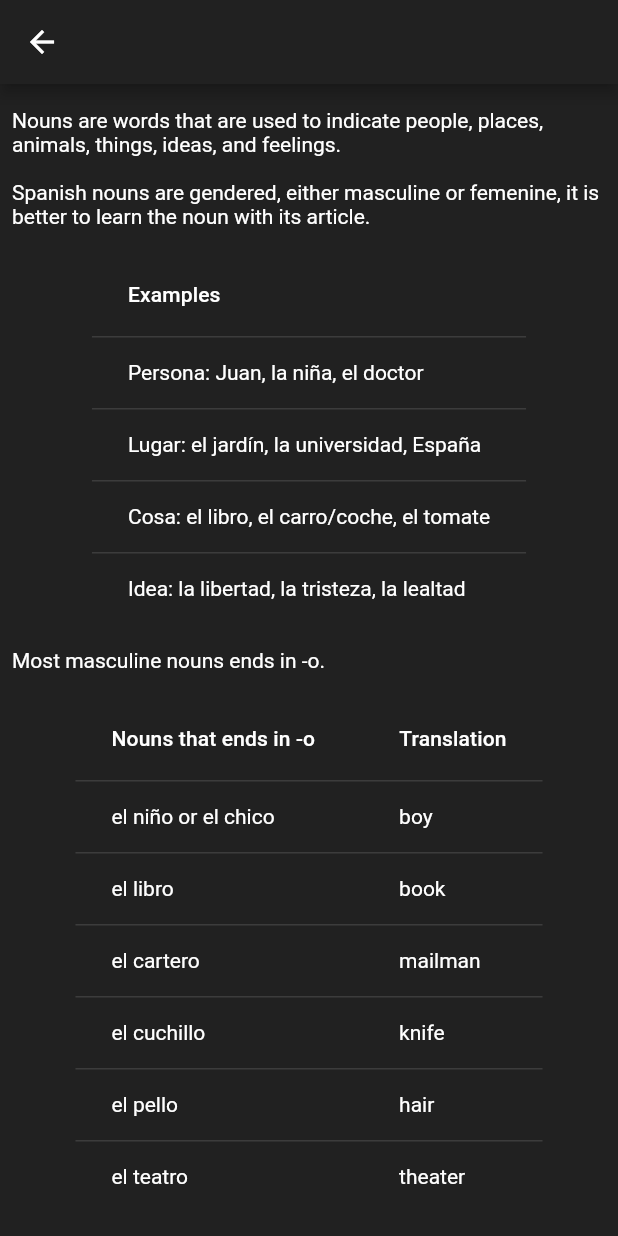
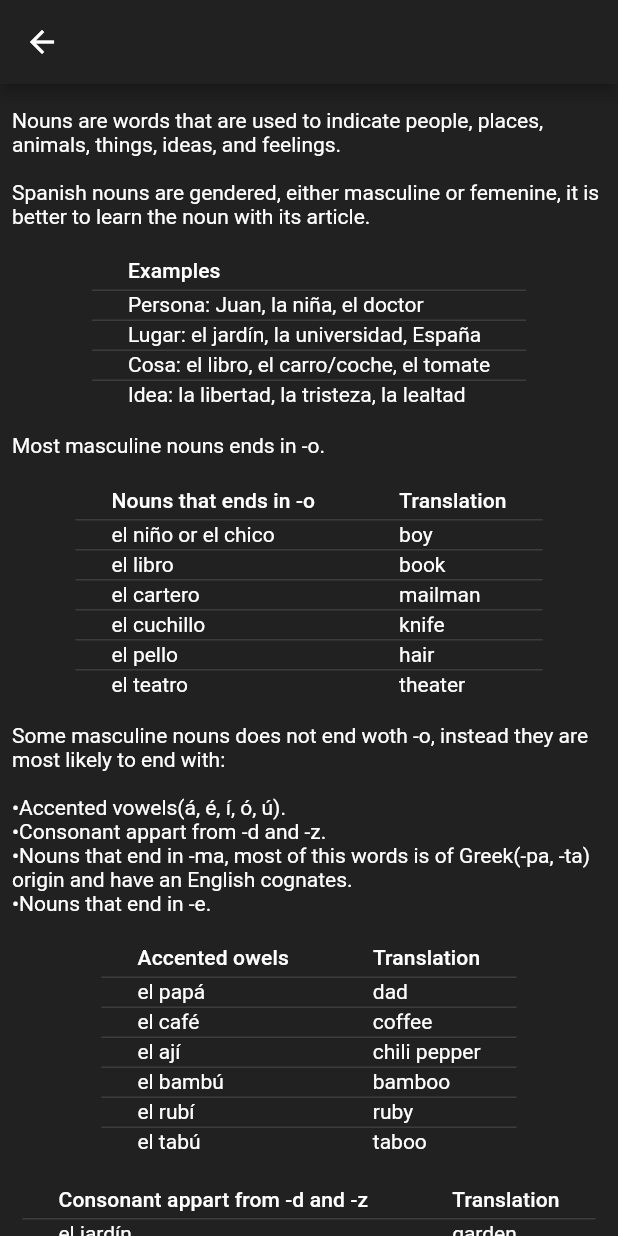
Before and after one commit to Denver0619/language-vocab-app, a Flutter app: the Noun1 screen opened directly with empty values, on a phone screen of 412 x 824 dp. Run offline on Flutter 3.47's test engine with Material 2 defaults, Android fonts, the phone set to English and light mode, and no system bars.

Commit message:
Created a custom DataTable class

```diff
--- a/lib/tabs/grammar/noun/noun1.dart
+++ b/lib/tabs/grammar/noun/noun1.dart
@@ -1,5 +1,6 @@
 import 'package:flutter/material.dart';
 import 'package:flutter/rendering.dart';
+import '../../../theme.dart';
 
 class Noun1 extends StatefulWidget {
   const Noun1({Key? key, required this.title}) : super(key: key);
@@ -439,7 +440,7 @@ class _N1C1State extends State<N1C1> {
           Text(''),
           SingleChildScrollView(
             scrollDirection: Axis.horizontal,
-            child: DataTable(
+            child: CustomDataTable(
               columns: columns1,
               rows: rows1,
             ),
@@ -455,7 +456,7 @@ class _N1C1State extends State<N1C1> {
           Text(''),
           SingleChildScrollView(
             scrollDirection: Axis.horizontal,
-            child: DataTable(
+            child: CustomDataTable(
               columns: columns2,
               rows: rows2,
             ),
@@ -502,7 +503,7 @@ class _N1C1State extends State<N1C1> {
           Text(''),
           SingleChildScrollView(
             scrollDirection: Axis.horizontal,
-            child: DataTable(
+            child: CustomDataTable(
               columns: columns3,
               rows: rows3,
             ),
@@ -510,7 +511,7 @@ class _N1C1State extends State<N1C1> {
           Text(''),
           SingleChildScrollView(
             scrollDirection: Axis.horizontal,
-            child: DataTable(
+            child: CustomDataTable(
               columns: columns4,
               rows: rows4,
             ),
@@ -518,7 +519,7 @@ class _N1C1State extends State<N1C1> {
           Text(''),
           SingleChildScrollView(
             scrollDirection: Axis.horizontal,
-            child: DataTable(
+            child: CustomDataTable(
               columns: columns5,
               rows: rows5,
             ),
@@ -526,7 +527,7 @@ class _N1C1State extends State<N1C1> {
           Text(''),
           SingleChildScrollView(
             scrollDirection: Axis.horizontal,
-            child: DataTable(
+            child: CustomDataTable(
               columns: columns6,
               rows: rows6,
             ),
@@ -566,7 +567,7 @@ class _N1C1State extends State<N1C1> {
           Text(''),
           SingleChildScrollView(
             scrollDirection: Axis.horizontal,
-            child: DataTable(
+            child: CustomDataTable(
               columns: columns7,
               rows: rows7,
             ),
@@ -574,7 +575,7 @@ class _N1C1State extends State<N1C1> {
           Text(''),
           SingleChildScrollView(
             scrollDirection: Axis.horizontal,
-            child: DataTable(
+            child: CustomDataTable(
               columns: columns8,
               rows: rows8,
             ),
@@ -582,7 +583,7 @@ class _N1C1State extends State<N1C1> {
           Text(''),
           SingleChildScrollView(
             scrollDirection: Axis.horizontal,
-            child: DataTable(
+            child: CustomDataTable(
               columns: columns9,
               rows: rows9,
             ),
@@ -599,7 +600,7 @@ class _N1C1State extends State<N1C1> {
           Text(''),
           SingleChildScrollView(
             scrollDirection: Axis.horizontal,
-            child: DataTable(
+            child: CustomDataTable(
               columns: columns10,
               rows: rows10,
             ),
@@ -615,7 +616,7 @@ class _N1C1State extends State<N1C1> {
           Text(''),
           SingleChildScrollView(
             scrollDirection: Axis.horizontal,
-            child: DataTable(
+            child: CustomDataTable(
               columns: columns11,
               rows: rows11,
             ),
@@ -623,7 +624,7 @@ class _N1C1State extends State<N1C1> {
           Text(''),
           SingleChildScrollView(
             scrollDirection: Axis.horizontal,
-            child: DataTable(
+            child: CustomDataTable(
               columns: columns12,
               rows: rows12,
             ),
@@ -639,7 +640,7 @@ class _N1C1State extends State<N1C1> {
           Text(''),
           SingleChildScrollView(
             scrollDirection: Axis.horizontal,
-            child: DataTable(
+            child: CustomDataTable(
               columns: columns13,
               rows: rows13,
             ),
@@ -656,7 +657,7 @@ class _N1C1State extends State<N1C1> {
           Text(''),
           SingleChildScrollView(
             scrollDirection: Axis.horizontal,
-            child: DataTable(
+            child: CustomDataTable(
               columns: columns14,
               rows: rows14,
             ),
@@ -672,7 +673,7 @@ class _N1C1State extends State<N1C1> {
           Text(''),
           SingleChildScrollView(
             scrollDirection: Axis.horizontal,
-            child: DataTable(
+            child: CustomDataTable(
               columns: columns15,
               rows: rows15,
             ),
@@ -710,7 +711,7 @@ class _N1C1State extends State<N1C1> {
           Text(''),
           SingleChildScrollView(
             scrollDirection: Axis.horizontal,
-            child: DataTable(
+            child: CustomDataTable(
               columns: columns16,
               rows: rows16,
             ),
@@ -727,7 +728,7 @@ class _N1C1State extends State<N1C1> {
           Text(''),
           SingleChildScrollView(
             scrollDirection: Axis.horizontal,
-            child: DataTable(
+            child: CustomDataTable(
               columns: columns17,
               rows: rows17,
             ),
@@ -744,7 +745,7 @@ class _N1C1State extends State<N1C1> {
           Text(''),
           SingleChildScrollView(
             scrollDirection: Axis.horizontal,
-            child: DataTable(
+            child: CustomDataTable(
               columns: columns18,
               rows: rows18,
             ),
@@ -760,7 +761,7 @@ class _N1C1State extends State<N1C1> {
           Text(''),
           SingleChildScrollView(
             scrollDirection: Axis.horizontal,
-            child: DataTable(
+            child: CustomDataTable(
               columns: columns19,
               rows: rows19,
             ),
@@ -768,7 +769,7 @@ class _N1C1State extends State<N1C1> {
           Text(''),
           SingleChildScrollView(
             scrollDirection: Axis.horizontal,
-            child: DataTable(
+            child: CustomDataTable(
               columns: columns20,
               rows: rows20,
             ),
@@ -776,7 +777,7 @@ class _N1C1State extends State<N1C1> {
           Text(''),
           SingleChildScrollView(
             scrollDirection: Axis.horizontal,
-            child: DataTable(
+            child: CustomDataTable(
               columns: columns21,
               rows: rows21,
             ),
@@ -784,7 +785,7 @@ class _N1C1State extends State<N1C1> {
           Text(''),
           SingleChildScrollView(
             scrollDirection: Axis.horizontal,
-            child: DataTable(
+            child: CustomDataTable(
               columns: columns22,
               rows: rows22,
             ),
@@ -792,7 +793,7 @@ class _N1C1State extends State<N1C1> {
           Text(''),
           SingleChildScrollView(
             scrollDirection: Axis.horizontal,
-            child: DataTable(
+            child: CustomDataTable(
               columns: columns23,
               rows: rows23,
             ),
@@ -800,7 +801,7 @@ class _N1C1State extends State<N1C1> {
           Text(''),
           SingleChildScrollView(
             scrollDirection: Axis.horizontal,
-            child: DataTable(
+            child: CustomDataTable(
               columns: columns24,
               rows: rows24,
             ),
@@ -808,7 +809,7 @@ class _N1C1State extends State<N1C1> {
           Text(''),
           SingleChildScrollView(
             scrollDirection: Axis.horizontal,
-            child: DataTable(
+            child: CustomDataTable(
               columns: columns25,
               rows: rows25,
             ),
--- a/lib/theme.dart
+++ b/lib/theme.dart
@@ -38,3 +38,29 @@ class ChangeThemeButton extends StatelessWidget {
     );
   }
 }
+
+//Cusom reusable widgets
+class CustomDataTable extends StatefulWidget {
+  const CustomDataTable({Key? key, required this.columns, required this.rows})
+      : super(key: key);
+  final List<DataColumn> columns;
+  final List<DataRow> rows;
+
+  @override
+  CustomDataTableState createState() => CustomDataTableState();
+}
+
+class CustomDataTableState extends State<CustomDataTable> {
+  @override
+  Widget build(BuildContext context) {
+    return DataTableTheme(
+        child: DataTable(
+          columns: widget.columns,
+          rows: widget.rows,
+        ),
+        data: DataTableThemeData(
+          dataRowHeight: 20,
+          headingRowHeight: 25,
+        ));
+  }
+}
```
Also changed, not shown: z_contents/nouns/noun2content.txt (added).
